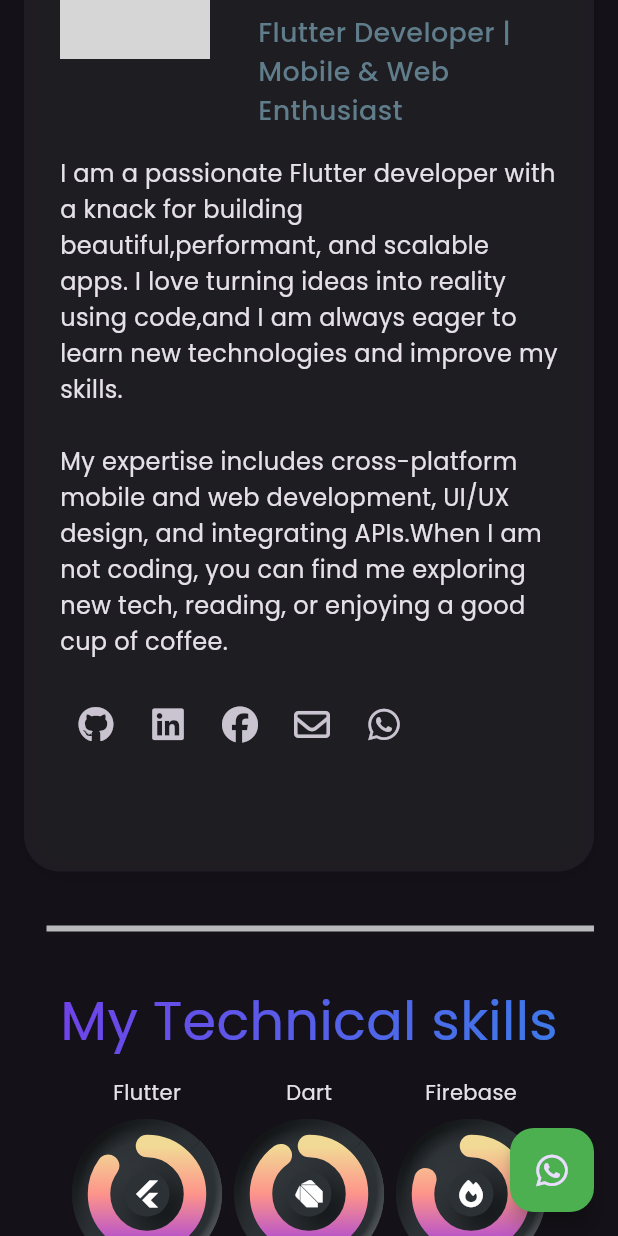
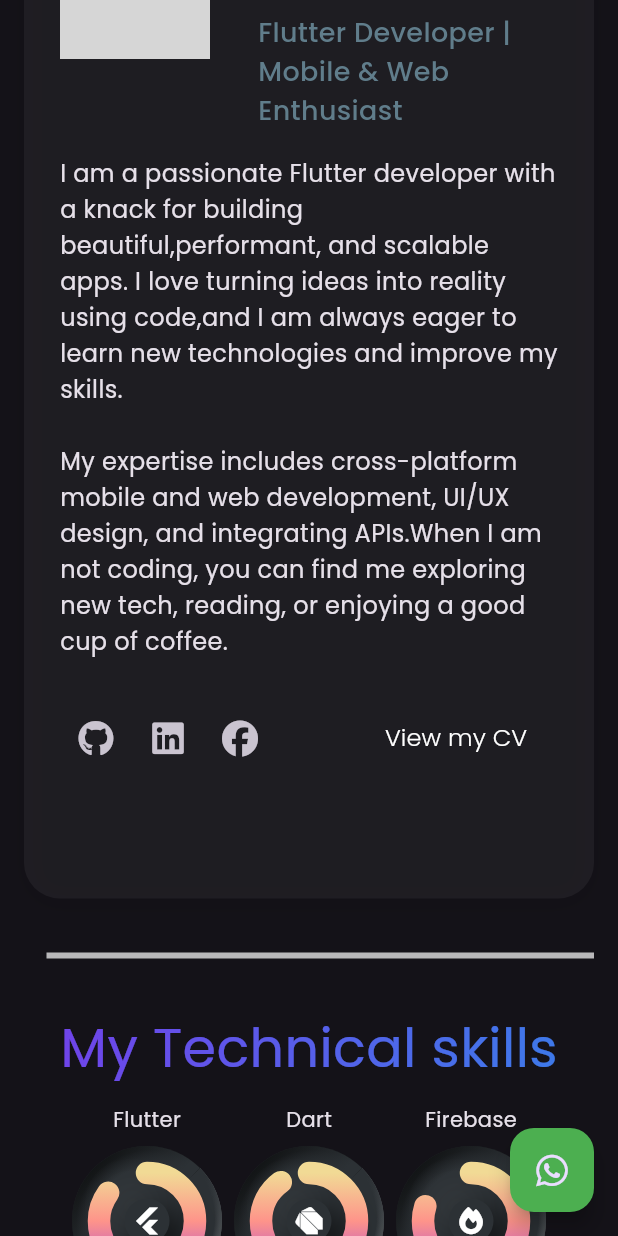
Before and after one commit to Abdalrahman1723/my-portfolio, a Flutter app: the screen it shows after launch, scrolled down 576 dp, on a phone screen of 412 x 824 dp. Run offline on Flutter 3.47's test engine with Material 3 defaults, Android fonts, the phone set to English and light mode, and no system bars; our stand-ins replace font_awesome_flutter, google_fonts, loading_animation_widget, responsive_framework; missing offline and left inert: control_style, dynamic_height_grid_view; network calls fail; grey boxes are pictures that could not be loaded.

Commit message:
add view CV to about section

```diff
--- a/lib/core/utils/social_links.dart
+++ b/lib/core/utils/social_links.dart
@@ -5,6 +5,9 @@ class SocialLinks {
   static const String facebook =
       "https://www.facebook.com/abdalrahman.alaa.906126/";
   static const String whatsApp = "https://wa.me/qr/KWV6YJ7TFZOTH1";
+  static const String cv =
+      "https://drive.google.com/file/d/1-Tx0wyhE2WX6Y-uIAR36F7GvusL5a5Mt/view?usp=drive_link";
+
   static const String email =
       "mailto:abdalrahman.alaa.eldin@gmail.com?subject=Hello&body=I%20saw%20your%20portfolio!";
   static const String medium = "https://medium.com/@abdalrahman.alaa.eldin";
--- a/lib/sections/about_me_section.dart
+++ b/lib/sections/about_me_section.dart
@@ -73,6 +73,7 @@ class AboutMeSection extends StatelessWidget {
                     //show the bio and social links
                     ?!ScreenType(context: context).isMobile ? Bio() : null,
                     //----------Bio
+
                   ],
                 ),
               ),
--- /dev/null
+++ b/lib/widgets/animated_shadow_button.dart
@@ -0,0 +1,109 @@
+import 'package:control_style/control_style.dart';
+import 'package:flutter/material.dart';
+import 'package:my_portfolio/core/helper/url_launcher.dart';
+import 'package:my_portfolio/core/utils/social_links.dart';
+
+class AnimatedShadowButton extends StatefulWidget {
+  const AnimatedShadowButton({super.key});
+
+  @override
+  State<AnimatedShadowButton> createState() => _AnimatedShadowButtonState();
+}
+
+class _AnimatedShadowButtonState extends State<AnimatedShadowButton>
+    with SingleTickerProviderStateMixin {
+  late AnimationController controller;
+  late Tween<double> tween;
+  late Animation<double> animation;
+
+  @override
+  void initState() {
+    controller = AnimationController(
+      duration: const Duration(seconds: 3),
+      vsync: this,
+    );
+    tween = Tween<double>(begin: 0, end: 359);
+    animation = controller.drive(tween);
+
+    controller.forward();
+    controller.repeat();
+    super.initState();
+  }
+
+  @override
+  void dispose() {
+    controller.dispose();
+    super.dispose();
+  }
+
+  @override
+  Widget build(BuildContext context) {
+    return Center(
+      child: Padding(
+        padding: const EdgeInsets.all(8.0),
+        child: AnimatedBuilder(
+          animation: animation,
+          builder: (context, child) {
+            return TextButton(
+              onPressed: () => launchUrlGlobal(SocialLinks.cv),
+              style: TextButton.styleFrom(
+                fixedSize: const Size(120, 50),
+                shape: DecoratedOutlinedBorder(
+                  shadow: [
+                    GradientShadow(
+                      gradient: LinearGradient(
+                        begin: Alignment.topLeft,
+                        end: Alignment.topRight,
+                        colors: _generateGradientColors(animation.value),
+                        stops: _generateGradientStops(),
+                      ),
+                      offset: const Offset(-4, 4),
+                      blurRadius: 12,
+                      spreadRadius: 2,
+                    ),
+                  ],
+                  child: RoundedRectangleBorder(
+                    borderRadius: BorderRadius.circular(8),
+                  ),
+                ),
+              ),
+              child: const Text(
+                "View my CV",
+                style: TextStyle(
+                  fontSize: 16,
+                  fontWeight: FontWeight.w300,
+                  color: Colors.white,
+                ),
+              ),
+            );
+          },
+        ),
+      ),
+    );
+  }
+
+  List<Color> _generateGradientColors(double offset) {
+    List<Color> colors = [];
+    const int divisions = 10;
+    for (int i = 0; i < divisions; i++) {
+      double hue = (360 / divisions) * i;
+      hue += offset;
+      if (hue > 360) {
+        hue -= 360;
+      }
+      final Color color = HSVColor.fromAHSV(1.0, hue, 1.0, 1.0).toColor();
+      colors.add(color);
+    }
+    colors.add(colors[0]);
+    return colors;
+  }
+
+  List<double> _generateGradientStops() {
+    const int divisions = 10;
+    List<double> stops = [];
+    for (int i = 0; i <= divisions; i++) {
+      stops.add(i / divisions);
+    }
+    return stops;
+  }
+}
--- a/lib/widgets/bio.dart
+++ b/lib/widgets/bio.dart
@@ -3,6 +3,7 @@ import 'package:font_awesome_flutter/font_awesome_flutter.dart';
 import 'package:my_portfolio/core/helper/url_launcher.dart';
 import 'package:my_portfolio/core/utils/constants.dart';
 import 'package:my_portfolio/core/utils/social_links.dart';
+import 'package:my_portfolio/widgets/animated_shadow_button.dart';
 
 class Bio extends StatelessWidget {
   const Bio({super.key});
@@ -14,6 +15,10 @@ class Bio extends StatelessWidget {
         Text(Constants.myBio, style: TextStyle(fontSize: 16, height: 1.5)),
         const SizedBox(height: 20),
         //---------- Social links
+        Row(
+          mainAxisAlignment: MainAxisAlignment.spaceBetween,
+          children: [
+            //social links
             Row(
               children: [
                 //-------github
@@ -34,18 +39,9 @@ class Bio extends StatelessWidget {
                   tooltip: 'Facebook',
                   onPressed: () => launchUrlGlobal(SocialLinks.facebook),
                 ),
-            //-------Email
-            IconButton(
-              icon: const FaIcon(FontAwesomeIcons.envelope),
-              tooltip: 'Email me',
-              onPressed: () => launchUrlGlobal(SocialLinks.email),
+              ],
             ),
-            //-------WhatsApp
-            IconButton(
-              icon: const FaIcon(FontAwesomeIcons.whatsapp),
-              tooltip: 'WhatsApp',
-              onPressed: () => launchUrlGlobal(SocialLinks.whatsApp),
-            ),
+            AnimatedShadowButton(),
           ],
         ),
         SizedBox(height: 50),
--- a/pubspec.yaml
+++ b/pubspec.yaml
@@ -24,6 +24,7 @@ dependencies:
   http: ^1.4.0
   loading_animation_widget: ^1.2.0+4
   vector_math: ^2.1.4
+  control_style: ^0.1.0
 
 dev_dependencies:
   flutter_test:
```
Also changed, not shown: pubspec.lock. Lines whose indentation alone changed are shown as unchanged.
